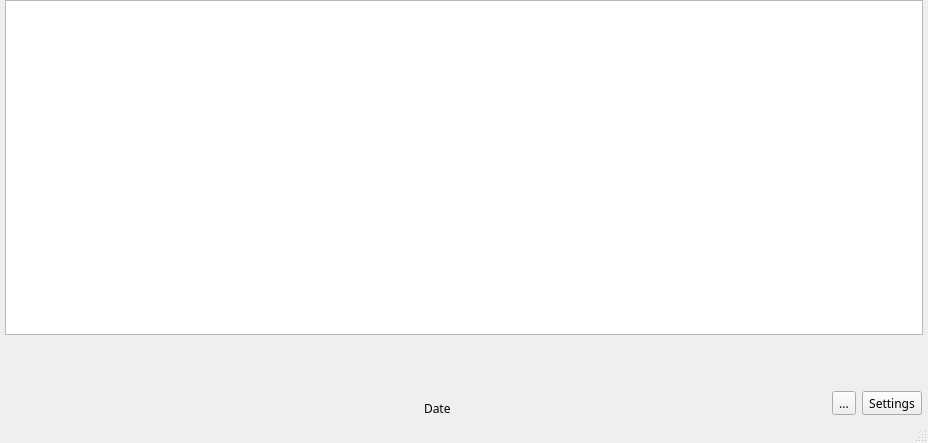
Old version of the form ui/mainwindow.ui in the repository DaCodeNinja/TAMU-SPE-Desktop.
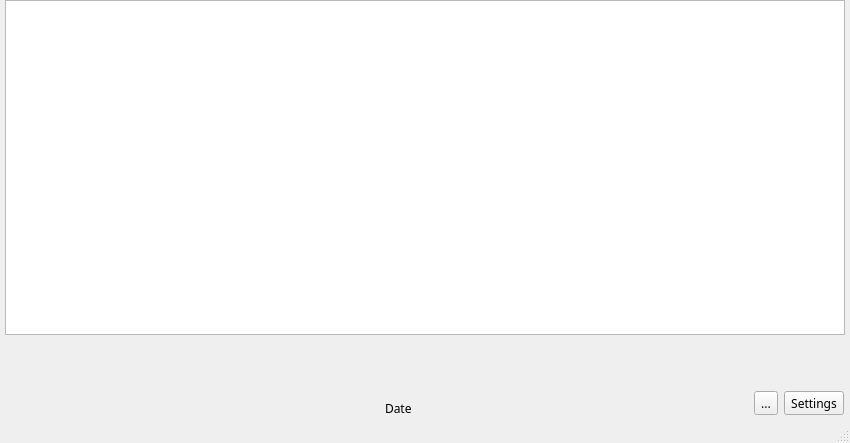
New version of the form. Icons and pictures are not drawn.

What changed in the file:
```diff
--- a/ui/mainwindow.ui
+++ b/ui/mainwindow.ui
@@ -6,7 +6,7 @@
    <rect>
     <x>0</x>
     <y>0</y>
-    <width>928</width>
+    <width>850</width>
     <height>443</height>
    </rect>
   </property>
```
Left out of the diff: 10 changed lines with no effect on the pictures.
